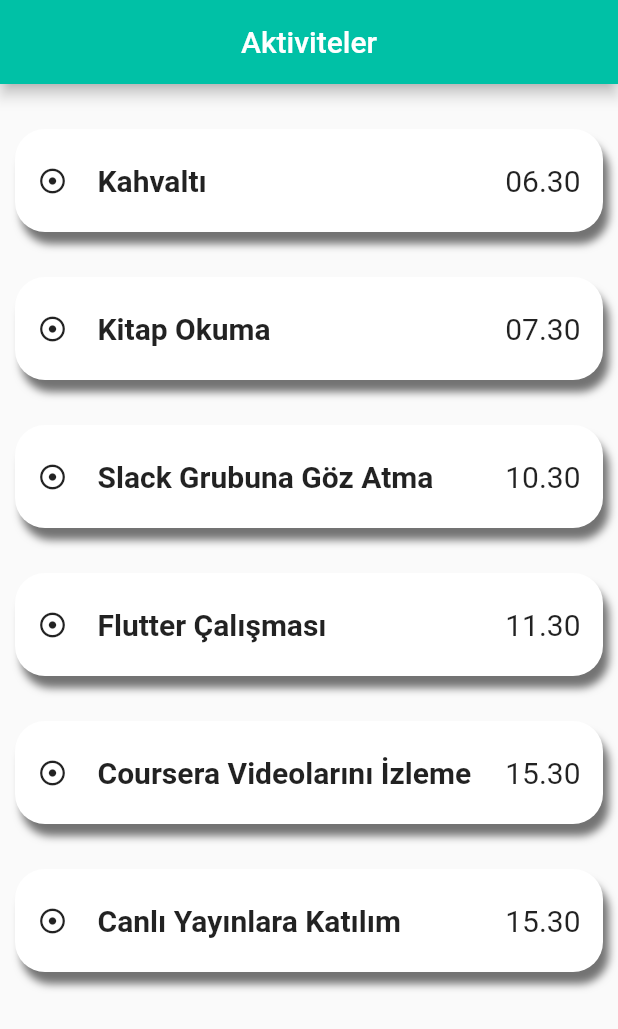
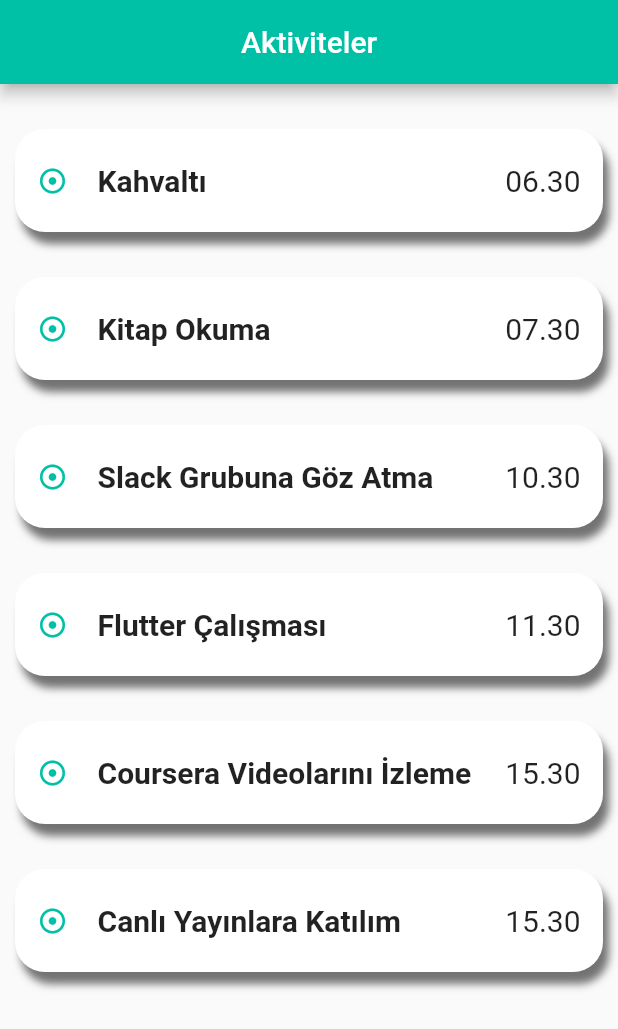
Before and after one commit to Oyun-ve-Uygulama-Akademisi-F18/Flutty, a Flutter app: the screen it shows after launch, on a phone screen of 412 x 824 dp. Shown: the top 1029 px of the screen. Run offline on Flutter 3.47's test engine with Material 2 defaults, Android fonts, the phone set to English and light mode, and no system bars; our stand-ins replace cloud_firestore, firebase_core, flutter_riverpod, form_field_validator, freezed_annotation, percent_indicator and 1 more; accounts and stored records are empty.

Commit message:
Activity changed

```diff
--- a/lib/main.dart
+++ b/lib/main.dart
@@ -3,8 +3,10 @@ import 'package:flutter/material.dart';
 import 'package:flutter/services.dart';
 import 'package:flutter_riverpod/flutter_riverpod.dart';
 import 'package:flutty/pages/activity.dart';
-
-
+import 'package:flutty/pages/duties.dart';
+import 'package:flutty/pages/home.dart';
+import 'package:flutty/pages/login.dart';
+import 'package:flutty/pages/profile.dart';
 import 'firebase_options.dart';
 import 'pages/deneme_home.dart';
 
@@ -36,7 +38,7 @@ class MyApp extends StatelessWidget {
         primarySwatch: Colors.green,
       ),
       debugShowCheckedModeBanner: false,
-      home: const ActivityDemo(),
+      home:  ActivityDemo(),
     );
   }
 }
--- a/lib/pages/activity.dart
+++ b/lib/pages/activity.dart
@@ -1,6 +1,5 @@
 import 'package:flutter/material.dart';
 import 'package:flutty/widgets/activitycontainer.dart';
-
 import '../constants/constants.dart';
 
 class ActivityDemo extends StatefulWidget {
--- a/lib/widgets/activitycontainer.dart
+++ b/lib/widgets/activitycontainer.dart
@@ -1,5 +1,4 @@
 import 'package:flutter/material.dart';
-
 import '../constants/constants.dart';
 
 class ActivityContainer extends StatelessWidget {
@@ -23,13 +22,13 @@ final String clock;
                 mainAxisAlignment: MainAxisAlignment.center,
                 crossAxisAlignment: CrossAxisAlignment.center,
                 children: [
-                  Icon(Icons.adjust_outlined,size: 20),
+                  Icon(Icons.adjust_outlined,size: 20,color: Constants.mainColor,),
                   SizedBox(width: 20),
                   Text(text,style: TextStyle(color: Constants.darkColor,
                       fontSize: Constants.activityfontSize,
                       fontWeight: FontWeight.bold),),
-                  Expanded(child: Container()),
-                  Text(clock,style: TextStyle(color: Constants.darkColor,
+                     Expanded(child: Container()),
+                      Text(clock,style: TextStyle(color: Constants.darkColor,
                     fontSize: Constants.activityfontSize,),)
                 ],
               ),
@@ -45,7 +44,7 @@ final String clock;
           boxShadow: [
             BoxShadow(
               color: Constants.greyColor,
-              blurRadius: 4,
+              blurRadius:4,
               offset: Offset(4, 8), // Shadow position
             ),
           ],
```
